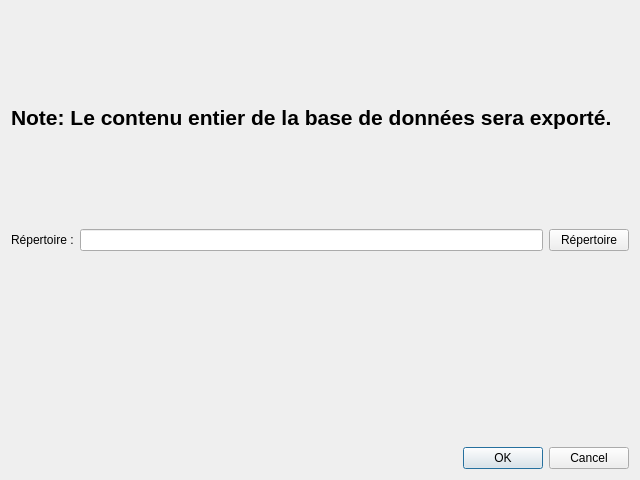
First picture: the form in python/resources/ui/ExportCSV.ui, repository introlab/OpenIMU, before the edit.
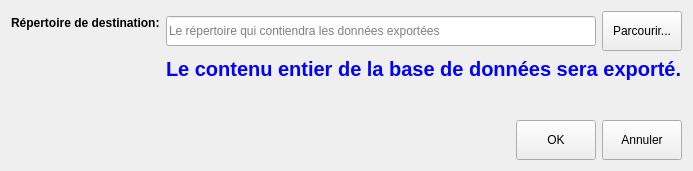
Second picture: the form after the edit.

Patch:
```diff
--- a/python/resources/ui/ExportCSV.ui
+++ b/python/resources/ui/ExportCSV.ui
@@ -7,39 +7,31 @@
     <x>0</x>
     <y>0</y>
     <width>640</width>
-    <height>480</height>
+    <height>171</height>
    </rect>
   </property>
   <property name="windowTitle">
    <string>Exporter les données en CSV</string>
   </property>
+  <property name="styleSheet">
+   <string notr="true">QLabel#label_2{color:blue;}</string>
+  </property>
   <layout class="QVBoxLayout" name="verticalLayout">
-   <item>
-    <widget class="QLabel" name="label_2">
-     <property name="sizePolicy">
-      <sizepolicy hsizetype="Expanding" vsizetype="Preferred">
-       <horstretch>0</horstretch>
-       <verstretch>0</verstretch>
-      </sizepolicy>
-     </property>
-     <property name="font">
-      <font>
-       <pointsize>16</pointsize>
-       <weight>75</weight>
-       <bold>true</bold>
-      </font>
-     </property>
-     <property name="text">
-      <string>Note: Le contenu entier de la base de données sera exporté.</string>
-     </property>
-    </widget>
-   </item>
    <item>
     <layout class="QFormLayout" name="formLayout">
+     <property name="fieldGrowthPolicy">
+      <enum>QFormLayout::ExpandingFieldsGrow</enum>
+     </property>
      <item row="1" column="0">
-      <widget class="QLabel" name="label">
+      <widget class="QLabel" name="lblDestDir">
+       <property name="font">
+        <font>
+         <weight>75</weight>
+         <bold>true</bold>
+        </font>
+       </property>
        <property name="text">
-        <string>Répertoire :</string>
+        <string>Répertoire de destination:</string>
        </property>
       </widget>
      </item>
@@ -51,33 +43,125 @@
        <item>
         <widget class="QLineEdit" name="lineDir">
          <property name="sizePolicy">
-          <sizepolicy hsizetype="Expanding" vsizetype="Fixed">
+          <sizepolicy hsizetype="MinimumExpanding" vsizetype="Fixed">
            <horstretch>0</horstretch>
            <verstretch>0</verstretch>
           </sizepolicy>
          </property>
+         <property name="minimumSize">
+          <size>
+           <width>0</width>
+           <height>30</height>
+          </size>
+         </property>
+         <property name="placeholderText">
+          <string>Le répertoire qui contiendra les données exportées</string>
+         </property>
         </widget>
        </item>
        <item>
         <widget class="QPushButton" name="dirButton">
+         <property name="minimumSize">
+          <size>
+           <width>0</width>
+           <height>40</height>
+          </size>
+         </property>
+         <property name="cursor">
+          <cursorShape>PointingHandCursor</cursorShape>
+         </property>
          <property name="text">
-          <string>Répertoire</string>
+          <string>Parcourir...</string>
+         </property>
+         <property name="autoDefault">
+          <bool>false</bool>
          </property>
         </widget>
        </item>
       </layout>
      </item>
+     <item row="2" column="1">
+      <widget class="QLabel" name="label_2">
+       <property name="sizePolicy">
+        <sizepolicy hsizetype="Expanding" vsizetype="Preferred">
+         <horstretch>0</horstretch>
+         <verstretch>0</verstretch>
+        </sizepolicy>
+       </property>
+       <property name="font">
+        <font>
+         <pointsize>15</pointsize>
+         <weight>75</weight>
+         <bold>true</bold>
+        </font>
+       </property>
+       <property name="lineWidth">
+        <number>0</number>
+       </property>
+       <property name="text">
+        <string>Le contenu entier de la base de données sera exporté.</string>
+       </property>
+      </widget>
+     </item>
     </layout>
    </item>
    <item>
-    <widget class="QDialogButtonBox" name="buttonBox">
-     <property name="orientation">
-      <enum>Qt::Horizontal</enum>
+    <layout class="QHBoxLayout" name="horizontalLayout_3">
+     <property name="sizeConstraint">
+      <enum>QLayout::SetMaximumSize</enum>
      </property>
-     <property name="standardButtons">
-      <set>QDialogButtonBox::Cancel|QDialogButtonBox::Ok</set>
-     </property>
-    </widget>
+     <item>
+      <spacer name="horizontalSpacer">
+       <property name="orientation">
+        <enum>Qt::Horizontal</enum>
+       </property>
+       <property name="sizeHint" stdset="0">
+        <size>
+         <width>40</width>
+         <height>10</height>
+        </size>
+       </property>
+      </spacer>
+     </item>
+     <item>
+      <widget class="QPushButton" name="btnOK">
+       <property name="minimumSize">
+        <size>
+         <width>0</width>
+         <height>40</height>
+        </size>
+       </property>
+       <property name="cursor">
+        <cursorShape>PointingHandCursor</cursorShape>
+       </property>
+       <property name="text">
+        <string>OK</string>
+       </property>
+       <property name="autoDefault">
+        <bool>false</bool>
+       </property>
+      </widget>
+     </item>
+     <item>
+      <widget class="QPushButton" name="btnCancel">
+       <property name="minimumSize">
+        <size>
+         <width>0</width>
+         <height>40</height>
+        </size>
+       </property>
+       <property name="cursor">
+        <cursorShape>PointingHandCursor</cursorShape>
+       </property>
+       <property name="text">
+        <string>Annuler</string>
+       </property>
+       <property name="autoDefault">
+        <bool>false</bool>
+       </property>
+      </widget>
+     </item>
+    </layout>
    </item>
   </layout>
  </widget>
```
Left out of the diff: 35 changed lines with no effect on the pictures.
